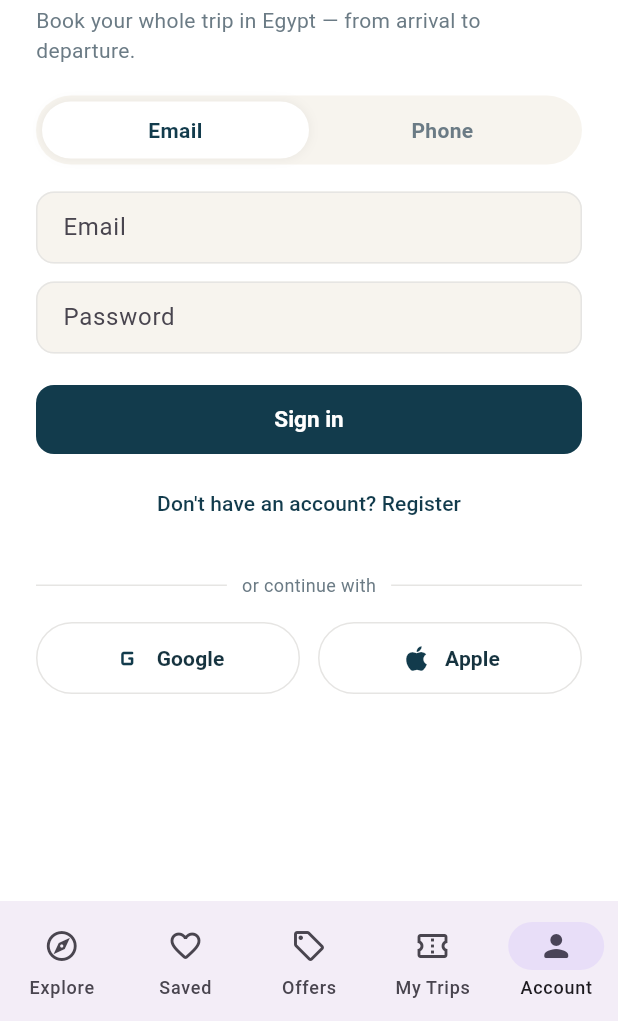
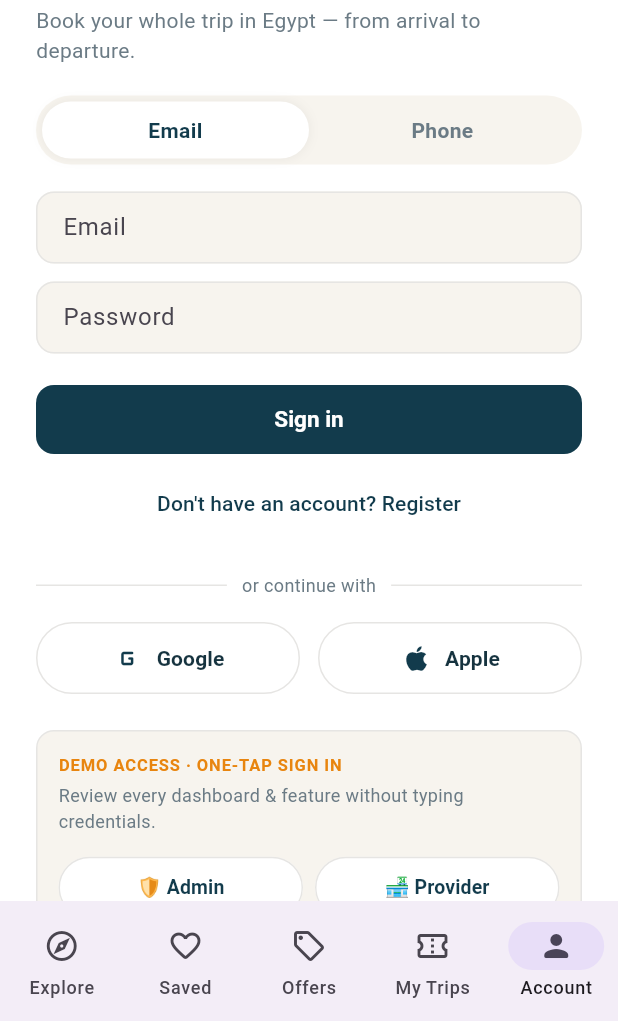
Before and after one commit to no1-creator/masr-guide-final, a Flutter app: the screen it shows after launch, item 5 of the bottom bar chosen, on a phone screen of 412 x 824 dp, the part 215-1236 px from its top. Run offline on Flutter 3.47's test engine with Material 3 defaults, Android fonts, the phone set to English and light mode, and no system bars; our stand-ins replace qr_flutter, shared_preferences; accounts and stored records are empty; network calls fail.

Commit message:
Add demo one-tap sign-in panel to app login screen

```diff
--- a/mobile/lib/screens/account_screen.dart
+++ b/mobile/lib/screens/account_screen.dart
@@ -245,6 +245,20 @@ class _LoginScreenState extends State<LoginScreen> {
     );
   }
 
+  // Demo one-tap sign in using the seeded test accounts, so every role and
+  // dashboard can be reviewed quickly without typing credentials.
+  Future<void> _quickLogin(String email, String password) async {
+    setState(() { _busy = true; _error = null; });
+    try {
+      await _st.login(email, password);
+      _done();
+    } catch (e) {
+      setState(() => _error = '$e');
+    } finally {
+      if (mounted) setState(() => _busy = false);
+    }
+  }
+
   @override
   Widget build(BuildContext context) {
     final body = ListView(
@@ -294,6 +308,39 @@ class _LoginScreenState extends State<LoginScreen> {
           const SizedBox(width: 12),
           Expanded(child: _socialBtn('Apple', Icons.apple_rounded, () => _socialSoon('Apple'))),
         ]),
+
+        // ---- Demo access: one-tap sign in for every role ----
+        const SizedBox(height: 24),
+        Container(
+          padding: const EdgeInsets.all(14),
+          decoration: BoxDecoration(
+            color: AppColors.soft,
+            borderRadius: BorderRadius.circular(kRadius),
+            border: Border.all(color: AppColors.border),
+          ),
+          child: Column(
+            crossAxisAlignment: CrossAxisAlignment.start,
+            children: [
+              const Text('DEMO ACCESS · ONE-TAP SIGN IN',
+                  style: TextStyle(fontSize: 11, fontWeight: FontWeight.w700, letterSpacing: 0.6, color: AppColors.orange)),
+              const SizedBox(height: 4),
+              const Text('Review every dashboard & feature without typing credentials.',
+                  style: TextStyle(fontSize: 12, color: AppColors.text2)),
+              const SizedBox(height: 12),
+              Row(children: [
+                Expanded(child: _demoBtn('🛡️ Admin', 'admin@masrguide.com', 'admin123')),
+                const SizedBox(width: 8),
+                Expanded(child: _demoBtn('🏪 Provider', 'vendor@rodina.com', 'vendor123')),
+              ]),
+              const SizedBox(height: 8),
+              Row(children: [
+                Expanded(child: _demoBtn('📣 Marketer', 'ivan@aff.com', 'aff123')),
+                const SizedBox(width: 8),
+                Expanded(child: _demoBtn('🧳 Traveller', 'tourist@example.com', 'tourist123')),
+              ]),
+            ],
+          ),
+        ),
       ],
     );
     if (widget.embedded) return SafeArea(child: body);
@@ -414,4 +461,15 @@ class _LoginScreenState extends State<LoginScreen> {
         label: Text(label, style: const TextStyle(fontWeight: FontWeight.w600)),
         onPressed: _busy ? null : onTap,
       );
+
+  Widget _demoBtn(String label, String email, String password) => OutlinedButton(
+        style: OutlinedButton.styleFrom(
+          foregroundColor: AppColors.blue,
+          backgroundColor: Colors.white,
+          side: const BorderSide(color: AppColors.border),
+          padding: const EdgeInsets.symmetric(vertical: 11),
+        ),
+        onPressed: _busy ? null : () => _quickLogin(email, password),
+        child: Text(label, style: const TextStyle(fontWeight: FontWeight.w600, fontSize: 13)),
+      );
 }
```
